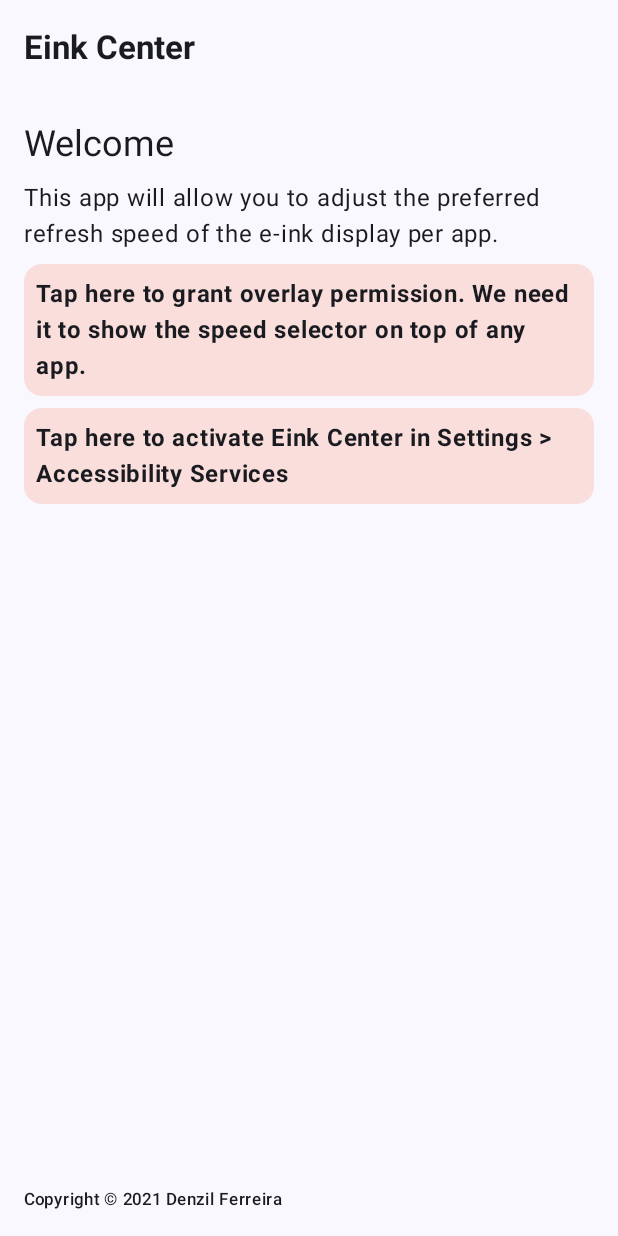
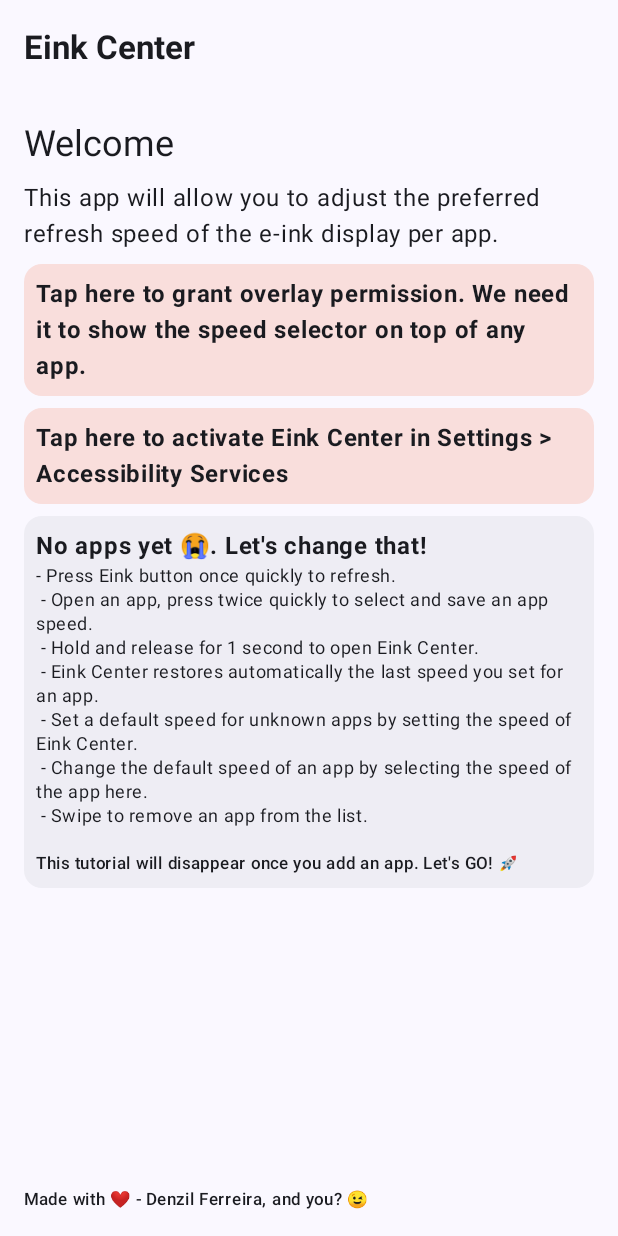
Before and after one commit to denzilferreira/vendor_hisense, an Android app built with Jetpack Compose: the screen it shows after launch (MainActivity), on a phone screen of 412 x 824 dp. Run offline under Robolectric (Android 15) with nearby library versions, the phone set to English and light mode, and no system bars; our stand-ins replace Room's generated code.

Commit message:
- Add tutorial card - Improve service description on Accessibility Services screen - Remove copyright footer - it's open source!
WIP

```diff
--- a/app/build.gradle
+++ b/app/build.gradle
@@ -13,8 +13,8 @@ android {
         applicationId "com.hisense.einkservice"
         minSdk 30
         targetSdk 34
-        versionCode 4
-        versionName "1.3"
+        versionCode 5
+        versionName "1.5"
 
         testInstrumentationRunner "androidx.test.runner.AndroidJUnitRunner"
         vectorDrawables {
--- a/app/src/main/java/com/hisense/einkservice/ui/views/EinkMainActivityScreen.kt
+++ b/app/src/main/java/com/hisense/einkservice/ui/views/EinkMainActivityScreen.kt
@@ -19,9 +19,11 @@ import androidx.compose.runtime.Composable
 import androidx.compose.ui.Alignment
 import androidx.compose.ui.Modifier
 import androidx.compose.ui.platform.LocalContext
+import androidx.compose.ui.res.stringResource
 import androidx.compose.ui.text.font.FontWeight
 import androidx.compose.ui.tooling.preview.Preview
 import androidx.compose.ui.unit.dp
+import com.hisense.einkservice.R
 import com.hisense.einkservice.model.EinkApp
 import com.hisense.einkservice.services.EinkAccessibility
 import com.hisense.einkservice.ui.theme.HisenseTheme
@@ -64,10 +66,13 @@ fun EinkMainActivityScreen(
                 if (!isAccessibilityEnabled) {
                     AccessibilityNotice(onClicked = onAccessibilityClicked)
                 }
+                if (apps.isEmpty()) {
+                    TutorialNotice()
+                }
                 AppsList(apps = apps)
                 Spacer(modifier = Modifier.weight(1f))
                 Text(
-                    "Copyright © 2021 Denzil Ferreira",
+                    "Made with ❤\uFE0F - Denzil Ferreira, and you? \uD83D\uDE09",
                     style = MaterialTheme.typography.labelSmall
                 )
             }
@@ -112,6 +117,7 @@ private fun AppsList(apps: List<EinkApp>) {
 @Composable
 private fun AccessibilityNotice(onClicked: () -> Unit) {
     Card(
+        modifier = Modifier.fillMaxWidth(),
         onClick = onClicked,
         colors =
         CardDefaults.cardColors().copy(
@@ -130,6 +136,7 @@ private fun AccessibilityNotice(onClicked: () -> Unit) {
 @Composable
 private fun OverlayNotice(onClicked: () -> Unit) {
     Card(
+        modifier = Modifier.fillMaxWidth(),
         onClick = onClicked,
         colors =
         CardDefaults.cardColors().copy(
@@ -145,16 +152,32 @@ private fun OverlayNotice(onClicked: () -> Unit) {
     }
 }
 
+@Composable
+private fun TutorialNotice() {
+    Card(
+        modifier = Modifier.fillMaxWidth(),
+        colors =
+        CardDefaults.cardColors().copy(
+            containerColor = MaterialTheme.colorScheme.surfaceContainer,
+        ),
+    ) {
+        Column(modifier = Modifier.padding(8.dp)) {
+            Text(
+                "No apps yet \uD83D\uDE2D. Let's change that!",
+                fontWeight = FontWeight.Bold,
+            )
+            Text(stringResource(id = R.string.eink_tutorial_text), style = MaterialTheme.typography.bodySmall)
+            Text("This tutorial will disappear once you add an app. Let's GO! \uD83D\uDE80", style = MaterialTheme.typography.labelSmall)
+        }
+    }
+}
+
 @Preview(showBackground = true, showSystemUi = true)
 @Composable
 fun EinkActivityScreenPreview() {
     HisenseTheme {
         EinkMainActivityScreen(
-            apps =
-            listOf(
-                EinkApp("com.hisense.einkservice", 0),
-                EinkApp("com.google.services", 1),
-            ),
+            apps = emptyList(),
             isOverlayGranted = true,
             isAccessibilityEnabled = true,
             onAccessibilityClicked = { },
--- a/app/src/main/res/values/strings.xml
+++ b/app/src/main/res/values/strings.xml
@@ -1,4 +1,17 @@
 <resources>
     <string name="app_name">Eink Center</string>
-    <string name="eink_accessibility_service">Eink Service</string>
+    <string name="eink_accessibility_service">
+        This service is responsible to showing an overlay to set and restore a refresh speed for the eink display.\n
+        Eink Center is open-source. You can check the source code at \n
+        https://github.com/denzilferreira/vendor_hisense
+    </string>
+    <string name="eink_tutorial_text">
+        - Press Eink button once quickly to refresh.\n
+        - Open an app, press twice quickly to select and save an app speed.\n
+        - Hold and release for 1 second to open Eink Center.\n
+        - Eink Center restores automatically the last speed you set for an app.\n
+        - Set a default speed for unknown apps by setting the speed of Eink Center.\n
+        - Change the default speed of an app by selecting the speed of the app here.\n
+        - Swipe to remove an app from the list.\n
+    </string>
 </resources>
```
